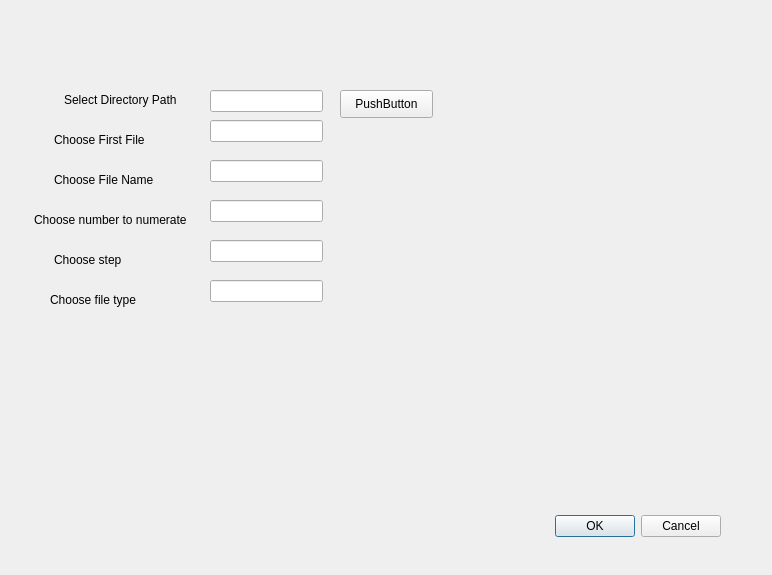
Old version of the form dialog.ui in the repository Kaemer1645/Numerator.
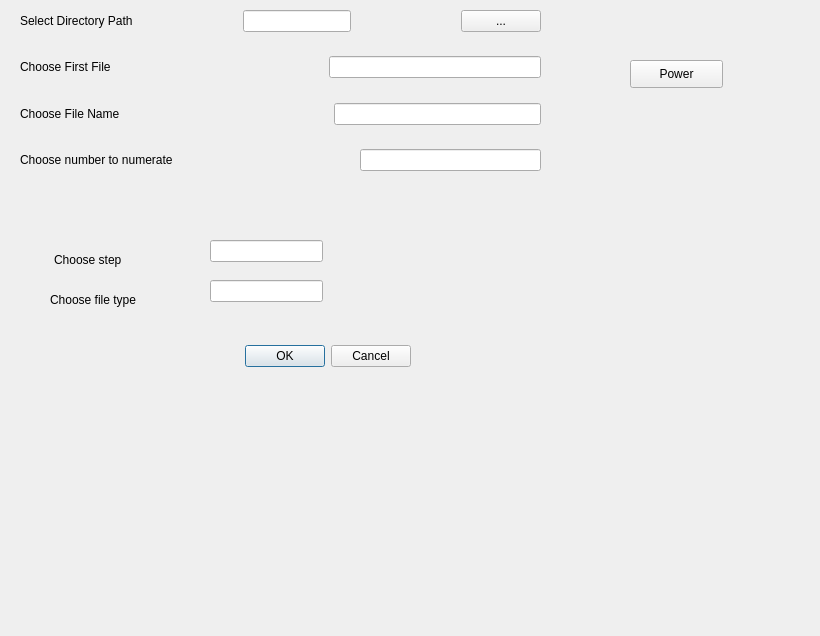
New version of the form.

Diff of the .ui file:
```diff
--- a/dialog.ui
+++ b/dialog.ui
@@ -6,8 +6,8 @@
    <rect>
     <x>0</x>
     <y>0</y>
-    <width>772</width>
-    <height>575</height>
+    <width>820</width>
+    <height>636</height>
    </rect>
   </property>
   <property name="windowTitle">
@@ -16,8 +16,8 @@
   <widget class="QDialogButtonBox" name="buttonBox">
    <property name="geometry">
     <rect>
-     <x>380</x>
-     <y>510</y>
+     <x>70</x>
+     <y>340</y>
      <width>341</width>
      <height>32</height>
     </rect>
@@ -29,58 +29,6 @@
     <set>QDialogButtonBox::Cancel|QDialogButtonBox::Ok</set>
    </property>
   </widget>
-  <widget class="QLabel" name="label">
-   <property name="geometry">
-    <rect>
-     <x>64</x>
-     <y>90</y>
-     <width>121</width>
-     <height>20</height>
-    </rect>
-   </property>
-   <property name="text">
-    <string>Select Directory Path</string>
-   </property>
-  </widget>
-  <widget class="QLabel" name="label_2">
-   <property name="geometry">
-    <rect>
-     <x>54</x>
-     <y>130</y>
-     <width>101</width>
-     <height>20</height>
-    </rect>
-   </property>
-   <property name="text">
-    <string>Choose First File</string>
-   </property>
-  </widget>
-  <widget class="QLabel" name="label_3">
-   <property name="geometry">
-    <rect>
-     <x>54</x>
-     <y>170</y>
-     <width>111</width>
-     <height>20</height>
-    </rect>
-   </property>
-   <property name="text">
-    <string>Choose File Name</string>
-   </property>
-  </widget>
-  <widget class="QLabel" name="label_4">
-   <property name="geometry">
-    <rect>
-     <x>34</x>
-     <y>210</y>
-     <width>171</width>
-     <height>20</height>
-    </rect>
-   </property>
-   <property name="text">
-    <string>Choose number to numerate</string>
-   </property>
-  </widget>
   <widget class="QLabel" name="label_5">
    <property name="geometry">
     <rect>
@@ -94,49 +42,6 @@
     <string>Choose step</string>
    </property>
   </widget>
-  <widget class="QPushButton" name="pb_dir">
-   <property name="geometry">
-    <rect>
-     <x>340</x>
-     <y>90</y>
-     <width>93</width>
-     <height>28</height>
-    </rect>
-   </property>
-   <property name="text">
-    <string>PushButton</string>
-   </property>
-  </widget>
-  <widget class="QLineEdit" name="le_dir">
-   <property name="geometry">
-    <rect>
-     <x>210</x>
-     <y>90</y>
-     <width>113</width>
-     <height>22</height>
-    </rect>
-   </property>
-  </widget>
-  <widget class="QLineEdit" name="le_prefix">
-   <property name="geometry">
-    <rect>
-     <x>210</x>
-     <y>160</y>
-     <width>113</width>
-     <height>22</height>
-    </rect>
-   </property>
-  </widget>
-  <widget class="QLineEdit" name="le_file_number">
-   <property name="geometry">
-    <rect>
-     <x>210</x>
-     <y>200</y>
-     <width>113</width>
-     <height>22</height>
-    </rect>
-   </property>
-  </widget>
   <widget class="QLineEdit" name="le_step">
    <property name="geometry">
     <rect>
@@ -147,16 +52,6 @@
     </rect>
    </property>
   </widget>
-  <widget class="QLineEdit" name="le_first_file">
-   <property name="geometry">
-    <rect>
-     <x>210</x>
-     <y>120</y>
-     <width>113</width>
-     <height>22</height>
-    </rect>
-   </property>
-  </widget>
   <widget class="QLabel" name="label_6">
    <property name="geometry">
     <rect>
@@ -180,6 +75,202 @@
     </rect>
    </property>
   </widget>
+  <widget class="QPushButton" name="pb_run">
+   <property name="geometry">
+    <rect>
+     <x>630</x>
+     <y>60</y>
+     <width>93</width>
+     <height>28</height>
+    </rect>
+   </property>
+   <property name="text">
+    <string>Power</string>
+   </property>
+  </widget>
+  <widget class="QWidget" name="verticalLayoutWidget">
+   <property name="geometry">
+    <rect>
+     <x>20</x>
+     <y>10</y>
+     <width>521</width>
+     <height>161</height>
+    </rect>
+   </property>
+   <layout class="QVBoxLayout" name="verticalLayout">
+    <item>
+     <layout class="QHBoxLayout" name="horizontalLayout">
+      <item>
+       <widget class="QLabel" name="label">
+        <property name="text">
+         <string>Select Directory Path</string>
+        </property>
+       </widget>
+      </item>
+      <item>
+       <spacer name="horizontalSpacer">
+        <property name="orientation">
+         <enum>Qt::Horizontal</enum>
+        </property>
+        <property name="sizeHint" stdset="0">
+         <size>
+          <width>40</width>
+          <height>20</height>
+         </size>
+        </property>
+       </spacer>
+      </item>
+      <item>
+       <widget class="QLineEdit" name="le_dir"/>
+      </item>
+      <item>
+       <spacer name="horizontalSpacer_2">
+        <property name="orientation">
+         <enum>Qt::Horizontal</enum>
+        </property>
+        <property name="sizeHint" stdset="0">
+         <size>
+          <width>40</width>
+          <height>20</height>
+         </size>
+        </property>
+       </spacer>
+      </item>
+      <item>
+       <widget class="QPushButton" name="pb_dir">
+        <property name="text">
+         <string>...</string>
+        </property>
+       </widget>
+      </item>
+     </layout>
+    </item>
+    <item>
+     <spacer name="verticalSpacer_2">
+      <property name="orientation">
+       <enum>Qt::Vertical</enum>
+      </property>
+      <property name="sizeHint" stdset="0">
+       <size>
+        <width>20</width>
+        <height>40</height>
+       </size>
+      </property>
+     </spacer>
+    </item>
+    <item>
+     <layout class="QVBoxLayout" name="verticalLayout_2">
+      <item>
+       <layout class="QHBoxLayout" name="horizontalLayout_2">
+        <item>
+         <widget class="QLabel" name="label_2">
+          <property name="text">
+           <string>Choose First File</string>
+          </property>
+         </widget>
+        </item>
+        <item>
+         <spacer name="horizontalSpacer_3">
+          <property name="orientation">
+           <enum>Qt::Horizontal</enum>
+          </property>
+          <property name="sizeHint" stdset="0">
+           <size>
+            <width>40</width>
+            <height>20</height>
+           </size>
+          </property>
+         </spacer>
+        </item>
+        <item>
+         <widget class="QLineEdit" name="le_first_file"/>
+        </item>
+       </layout>
+      </item>
+     </layout>
+    </item>
+    <item>
+     <spacer name="verticalSpacer">
+      <property name="orientation">
+       <enum>Qt::Vertical</enum>
+      </property>
+      <property name="sizeHint" stdset="0">
+       <size>
+        <width>20</width>
+        <height>40</height>
+       </size>
+      </property>
+     </spacer>
+    </item>
+    <item>
+     <layout class="QHBoxLayout" name="horizontalLayout_3">
+      <item>
+       <widget class="QLabel" name="label_3">
+        <property name="text">
+         <string>Choose File Name</string>
+        </property>
+       </widget>
+      </item>
+      <item>
+       <spacer name="horizontalSpacer_4">
+        <property name="orientation">
+         <enum>Qt::Horizontal</enum>
+        </property>
+        <property name="sizeHint" stdset="0">
+         <size>
+          <width>40</width>
+          <height>20</height>
+         </size>
+        </property>
+       </spacer>
+      </item>
+      <item>
+       <widget class="QLineEdit" name="le_prefix"/>
+      </item>
+     </layout>
+    </item>
+    <item>
+     <spacer name="verticalSpacer_3">
+      <property name="orientation">
+       <enum>Qt::Vertical</enum>
+      </property>
+      <property name="sizeHint" stdset="0">
+       <size>
+        <width>20</width>
+        <height>40</height>
+       </size>
+      </property>
+     </spacer>
+    </item>
+    <item>
+     <layout class="QHBoxLayout" name="horizontalLayout_4">
+      <item>
+       <widget class="QLabel" name="label_4">
+        <property name="text">
+         <string>Choose number to numerate</string>
+        </property>
+       </widget>
+      </item>
+      <item>
+       <spacer name="horizontalSpacer_5">
+        <property name="orientation">
+         <enum>Qt::Horizontal</enum>
+        </property>
+        <property name="sizeHint" stdset="0">
+         <size>
+          <width>40</width>
+          <height>20</height>
+         </size>
+        </property>
+       </spacer>
+      </item>
+      <item>
+       <widget class="QLineEdit" name="le_file_number"/>
+      </item>
+     </layout>
+    </item>
+   </layout>
+  </widget>
  </widget>
  <resources/>
  <connections>
```
